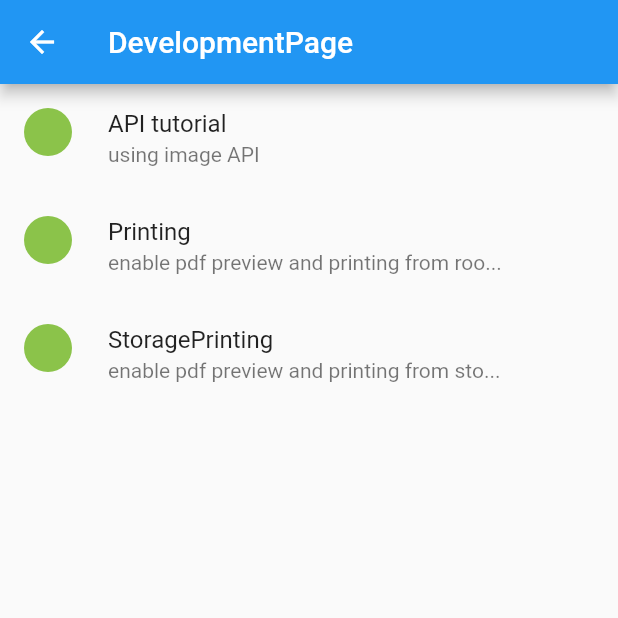
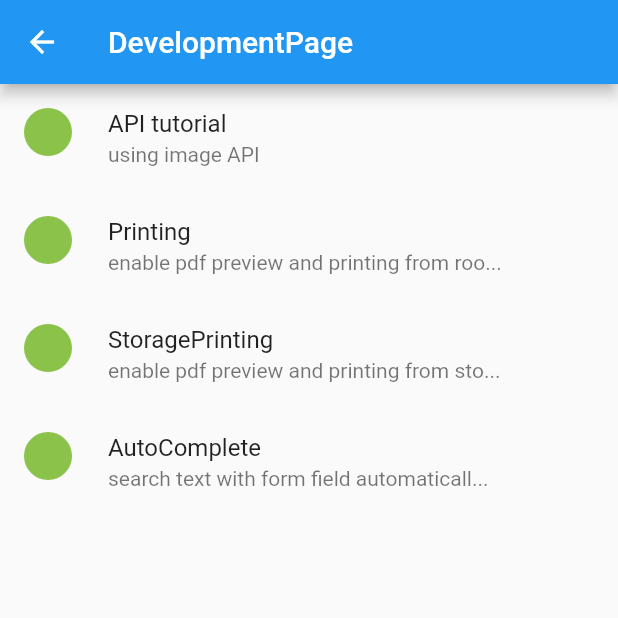
Before and after one commit to Ryotaewamoto/flutter-firebase-functions-practice, a Flutter app: the DevelopmentPage screen opened directly, on a phone screen of 412 x 824 dp, the top half of it. Run offline on Flutter 3.47's test engine with Material 2 defaults, Android fonts, the phone set to English and light mode, and no system bars; our stand-ins replace cloud_firestore, firebase_core, firebase_storage, flutter_dotenv, flutter_spinkit, font_awesome_flutter and 6 more; missing offline and left inert: path_to_regexp, simple_logger; accounts and stored records are empty; generated files the repository leaves out were written again.

Commit message:
add: auto complete page

```diff
--- a/lib/features/dev_menus/dev_menus.dart
+++ b/lib/features/dev_menus/dev_menus.dart
@@ -1,3 +1,5 @@
+import 'package:flutter_firebase_functions_practice/pages/development/auto_complete_page.dart';
+
 import '../../models/dev_menu.dart';
 import '../../pages/development/image_api_page.dart';
 import '../../pages/development/printing_page.dart';
@@ -19,4 +21,9 @@ final devMenus = <DevMenu>[
     description: 'enable pdf preview and printing from storage',
     location: StoragePrintingPage.location,
   ),
+  const DevMenu(
+    title: 'AutoComplete',
+    description: 'search text with form field automatically',
+    location: AutoCompletePage.location,
+  ),
 ];
--- a/lib/utils/routing/app_routes.dart
+++ b/lib/utils/routing/app_routes.dart
@@ -1,4 +1,5 @@
 import 'package:flutter/material.dart';
+import 'package:flutter_firebase_functions_practice/pages/development/auto_complete_page.dart';
 import 'package:flutter_firebase_functions_practice/pages/development/image_api_page.dart';
 import 'package:flutter_firebase_functions_practice/pages/development/printing_page.dart';
 import 'package:flutter_firebase_functions_practice/pages/second_page.dart';
@@ -59,6 +60,12 @@ final appRoutes = <AppRoute>[
         const StoragePrintingPage(key: ValueKey(StoragePrintingPage.name)),
   ),
   AppRoute(
+    path: AutoCompletePage.path,
+    name: AutoCompletePage.name,
+    builder: (context, state) =>
+        const AutoCompletePage(key: ValueKey(AutoCompletePage.name)),
+  ),
+  AppRoute(
     path: SecondPage.path,
     name: SecondPage.name,
     builder: (context, state) =>
```
Also changed, not shown: lib/pages/development/auto_complete_page.dart (added, +56 -0 lines).
